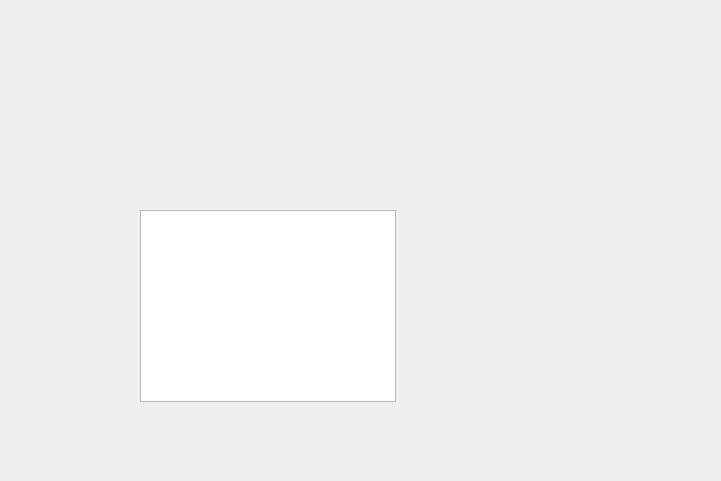
Before: the Qt Designer form src/SecondDownloader/ui/frmdownloadcontent.ui in pinsoftstudio/SecondDownloader, drawn with Qt 5.
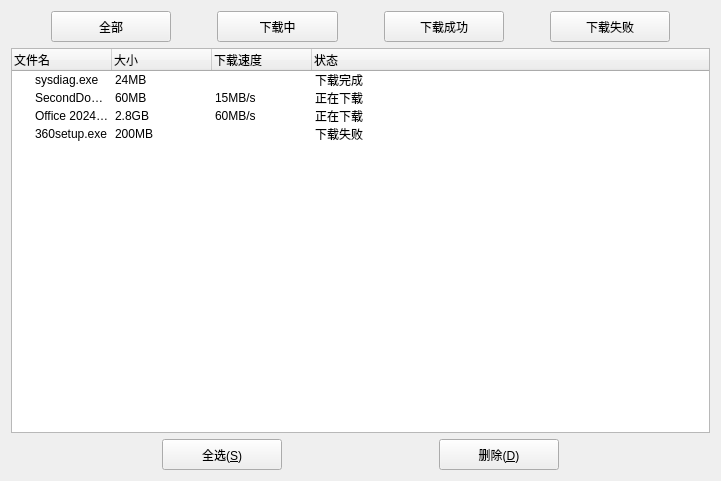
After: the same form once the commit is applied.

Commit message: 通过共享内存传输信息到下载内容（发送部分）

```diff
--- a/src/SecondDownloader/ui/frmdownloadcontent.ui
+++ b/src/SecondDownloader/ui/frmdownloadcontent.ui
@@ -13,16 +13,369 @@
   <property name="windowTitle">
    <string>Form</string>
   </property>
-  <widget class="QTreeView" name="treeView">
-   <property name="geometry">
-    <rect>
-     <x>140</x>
-     <y>210</y>
-     <width>256</width>
-     <height>192</height>
-    </rect>
-   </property>
-  </widget>
+  <property name="styleSheet">
+   <string notr="true"/>
+  </property>
+  <layout class="QVBoxLayout" name="verticalLayout">
+   <item>
+    <layout class="QHBoxLayout" name="horizontalLayout">
+     <item>
+      <spacer name="horizontalSpacer_3">
+       <property name="orientation">
+        <enum>Qt::Horizontal</enum>
+       </property>
+       <property name="sizeType">
+        <enum>QSizePolicy::Minimum</enum>
+       </property>
+       <property name="sizeHint" stdset="0">
+        <size>
+         <width>40</width>
+         <height>20</height>
+        </size>
+       </property>
+      </spacer>
+     </item>
+     <item>
+      <widget class="QPushButton" name="btnAll">
+       <property name="minimumSize">
+        <size>
+         <width>101</width>
+         <height>31</height>
+        </size>
+       </property>
+       <property name="maximumSize">
+        <size>
+         <width>200</width>
+         <height>31</height>
+        </size>
+       </property>
+       <property name="text">
+        <string>全部</string>
+       </property>
+      </widget>
+     </item>
+     <item>
+      <spacer name="horizontalSpacer_9">
+       <property name="orientation">
+        <enum>Qt::Horizontal</enum>
+       </property>
+       <property name="sizeType">
+        <enum>QSizePolicy::Minimum</enum>
+       </property>
+       <property name="sizeHint" stdset="0">
+        <size>
+         <width>40</width>
+         <height>20</height>
+        </size>
+       </property>
+      </spacer>
+     </item>
+     <item>
+      <widget class="QPushButton" name="btnDownloading">
+       <property name="minimumSize">
+        <size>
+         <width>101</width>
+         <height>31</height>
+        </size>
+       </property>
+       <property name="maximumSize">
+        <size>
+         <width>200</width>
+         <height>31</height>
+        </size>
+       </property>
+       <property name="text">
+        <string>下载中</string>
+       </property>
+      </widget>
+     </item>
+     <item>
+      <spacer name="horizontalSpacer_5">
+       <property name="orientation">
+        <enum>Qt::Horizontal</enum>
+       </property>
+       <property name="sizeType">
+        <enum>QSizePolicy::Minimum</enum>
+       </property>
+       <property name="sizeHint" stdset="0">
+        <size>
+         <width>40</width>
+         <height>20</height>
+        </size>
+       </property>
+      </spacer>
+     </item>
+     <item>
+      <widget class="QPushButton" name="btnSucceed">
+       <property name="minimumSize">
+        <size>
+         <width>101</width>
+         <height>31</height>
+        </size>
+       </property>
+       <property name="maximumSize">
+        <size>
+         <width>200</width>
+         <height>31</height>
+        </size>
+       </property>
+       <property name="text">
+        <string>下载成功</string>
+       </property>
+      </widget>
+     </item>
+     <item>
+      <spacer name="horizontalSpacer_2">
+       <property name="orientation">
+        <enum>Qt::Horizontal</enum>
+       </property>
+       <property name="sizeType">
+        <enum>QSizePolicy::Minimum</enum>
+       </property>
+       <property name="sizeHint" stdset="0">
+        <size>
+         <width>40</width>
+         <height>20</height>
+        </size>
+       </property>
+      </spacer>
+     </item>
+     <item>
+      <widget class="QPushButton" name="btnFailed">
+       <property name="minimumSize">
+        <size>
+         <width>101</width>
+         <height>31</height>
+        </size>
+       </property>
+       <property name="maximumSize">
+        <size>
+         <width>200</width>
+         <height>31</height>
+        </size>
+       </property>
+       <property name="text">
+        <string>下载失败</string>
+       </property>
+      </widget>
+     </item>
+     <item>
+      <spacer name="horizontalSpacer_4">
+       <property name="orientation">
+        <enum>Qt::Horizontal</enum>
+       </property>
+       <property name="sizeType">
+        <enum>QSizePolicy::Minimum</enum>
+       </property>
+       <property name="sizeHint" stdset="0">
+        <size>
+         <width>40</width>
+         <height>20</height>
+        </size>
+       </property>
+      </spacer>
+     </item>
+    </layout>
+   </item>
+   <item>
+    <widget class="QTreeWidget" name="treeWidget">
+     <attribute name="headerVisible">
+      <bool>true</bool>
+     </attribute>
+     <column>
+      <property name="text">
+       <string>文件名</string>
+      </property>
+     </column>
+     <column>
+      <property name="text">
+       <string>大小</string>
+      </property>
+     </column>
+     <column>
+      <property name="text">
+       <string>下载速度</string>
+      </property>
+     </column>
+     <column>
+      <property name="text">
+       <string>状态</string>
+      </property>
+     </column>
+     <item>
+      <property name="text">
+       <string>sysdiag.exe</string>
+      </property>
+      <property name="text">
+       <string>24MB</string>
+      </property>
+      <property name="text">
+       <string/>
+      </property>
+      <property name="text">
+       <string>下载完成</string>
+      </property>
+     </item>
+     <item>
+      <property name="text">
+       <string>SecondDownloader.exe</string>
+      </property>
+      <property name="text">
+       <string>60MB</string>
+      </property>
+      <property name="text">
+       <string>15MB/s</string>
+      </property>
+      <property name="text">
+       <string>正在下载</string>
+      </property>
+     </item>
+     <item>
+      <property name="text">
+       <string>Office 2024 Pro</string>
+      </property>
+      <property name="text">
+       <string>2.8GB</string>
+      </property>
+      <property name="text">
+       <string>60MB/s</string>
+      </property>
+      <property name="text">
+       <string>正在下载</string>
+      </property>
+     </item>
+     <item>
+      <property name="text">
+       <string>360setup.exe</string>
+      </property>
+      <property name="text">
+       <string>200MB</string>
+      </property>
+      <property name="text">
+       <string/>
+      </property>
+      <property name="text">
+       <string>下载失败</string>
+      </property>
+     </item>
+    </widget>
+   </item>
+   <item>
+    <layout class="QHBoxLayout" name="horizontalLayout_2">
+     <item>
+      <spacer name="horizontalSpacer_6">
+       <property name="orientation">
+        <enum>Qt::Horizontal</enum>
+       </property>
+       <property name="sizeType">
+        <enum>QSizePolicy::Fixed</enum>
+       </property>
+       <property name="sizeHint" stdset="0">
+        <size>
+         <width>40</width>
+         <height>20</height>
+        </size>
+       </property>
+      </spacer>
+     </item>
+     <item>
+      <widget class="QPushButton" name="btnSelect">
+       <property name="minimumSize">
+        <size>
+         <width>101</width>
+         <height>31</height>
+        </size>
+       </property>
+       <property name="maximumSize">
+        <size>
+         <width>120</width>
+         <height>31</height>
+        </size>
+       </property>
+       <property name="styleSheet">
+        <string notr="true">QPushButton[highlight=&quot;true&quot;]{
+	color: white;
+	background-color: rgb(0,103,192);
+	border:1px solid rgb(20,115,197);
+	border-bottom: 2px solid rgb(0,62,115);
+}
+QPushButton[highlight=&quot;true&quot;]:disabled{
+	background-color: rgb(3, 41, 74);
+}
+QPushButton[highlight=&quot;true&quot;]:hover{
+	color: white;
+	background-color: rgb(25,117,197);
+	border:1px solid rgb(43,128,202);
+	border-bottom: 2px solid rgb(15,70,118);
+}
+QPushButton[highlight=&quot;true&quot;]:pressed{
+	color: rgb(194,218,239);
+	background-color: rgb(25,117,197);
+	border: 0px ;
+}</string>
+       </property>
+       <property name="text">
+        <string>全选(&amp;S)</string>
+       </property>
+       <property name="checkable">
+        <bool>true</bool>
+       </property>
+      </widget>
+     </item>
+     <item>
+      <spacer name="horizontalSpacer">
+       <property name="orientation">
+        <enum>Qt::Horizontal</enum>
+       </property>
+       <property name="sizeType">
+        <enum>QSizePolicy::Minimum</enum>
+       </property>
+       <property name="sizeHint" stdset="0">
+        <size>
+         <width>40</width>
+         <height>20</height>
+        </size>
+       </property>
+      </spacer>
+     </item>
+     <item>
+      <widget class="QPushButton" name="btnClear">
+       <property name="minimumSize">
+        <size>
+         <width>101</width>
+         <height>31</height>
+        </size>
+       </property>
+       <property name="maximumSize">
+        <size>
+         <width>120</width>
+         <height>31</height>
+        </size>
+       </property>
+       <property name="text">
+        <string>删除(&amp;D)</string>
+       </property>
+      </widget>
+     </item>
+     <item>
+      <spacer name="horizontalSpacer_8">
+       <property name="orientation">
+        <enum>Qt::Horizontal</enum>
+       </property>
+       <property name="sizeType">
+        <enum>QSizePolicy::Fixed</enum>
+       </property>
+       <property name="sizeHint" stdset="0">
+        <size>
+         <width>40</width>
+         <height>20</height>
+        </size>
+       </property>
+      </spacer>
+     </item>
+    </layout>
+   </item>
+  </layout>
  </widget>
  <resources/>
  <connections/>
```
The commit also changes 7 other files.
